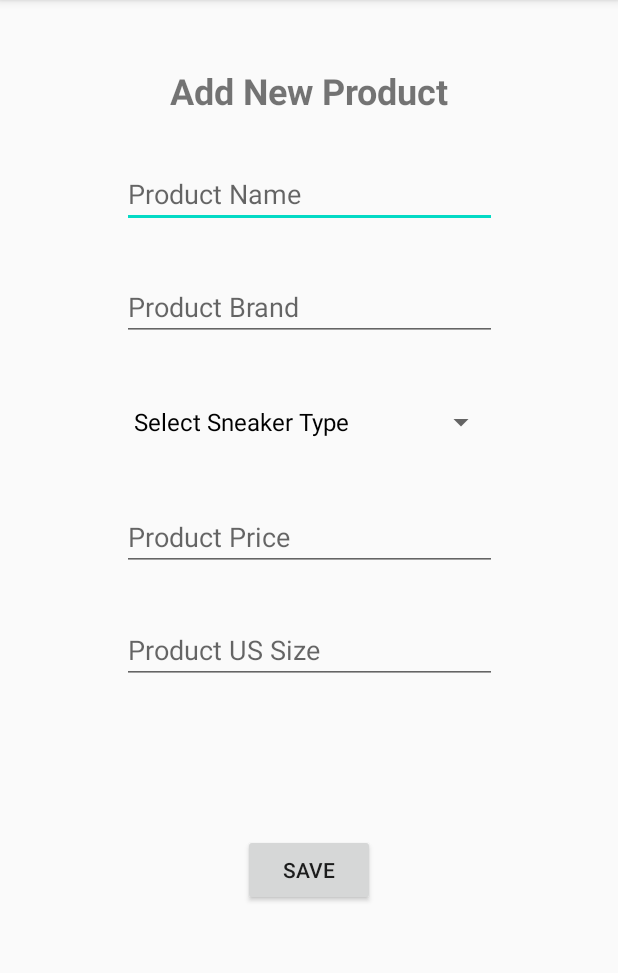
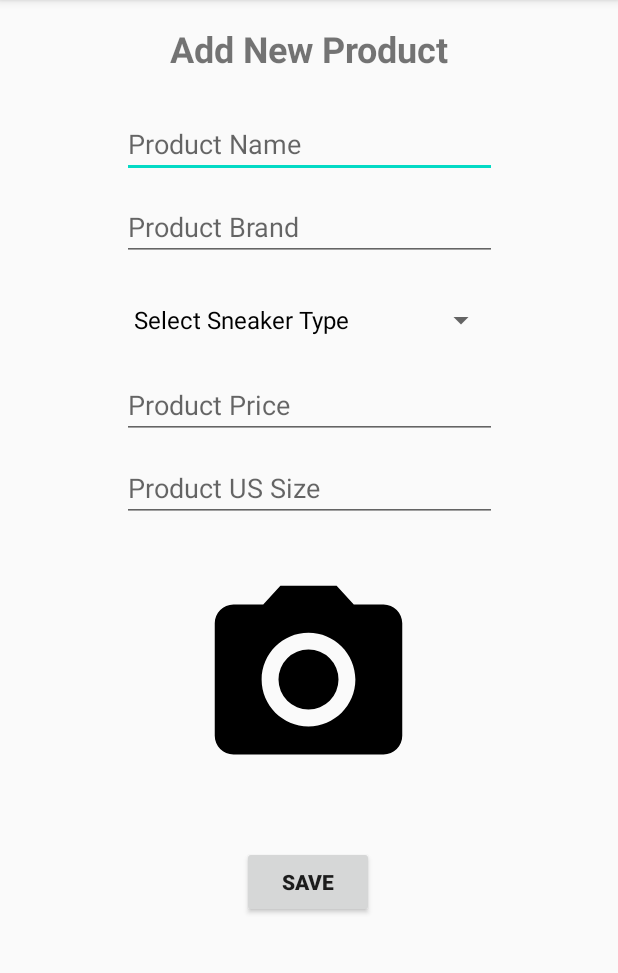
Before and after one commit to jasonn0118/SN34KER_app, an Android app: the fragment ShopFragment placed in its activity, after a tap on "SAVE", on a phone screen of 412 x 824 dp, the part 84-1057 px from its top. Run offline under Robolectric (Android 15) with nearby library versions, the phone set to English and light mode, and no system bars; our stand-ins replace CircleImageView; 1 statement that could not run was skipped.

Commit message:
Save and retrieve Product Image from database

```diff
--- a/app/src/main/java/com/example/sn34ker/DataBaseHelper.java
+++ b/app/src/main/java/com/example/sn34ker/DataBaseHelper.java
@@ -5,14 +5,20 @@ import android.content.Context;
 import android.database.Cursor;
 import android.database.sqlite.SQLiteDatabase;
 import android.database.sqlite.SQLiteOpenHelper;
-
+import android.graphics.Bitmap;
+import android.graphics.BitmapFactory;
+import android.util.Log;
 import androidx.annotation.Nullable;
 
+import com.example.sn34ker.datamodels.ProductModel;
+
+import java.io.ByteArrayOutputStream;
 import java.util.ArrayList;
-import java.util.List;
 
 public class DataBaseHelper extends SQLiteOpenHelper {
 
+
+    private static final int DATABASE_VERSION = 2;
 
     public static final String PRODUCT_TABLE = "PRODUCT_TABLE";
     public static final String COLUMN_PRODUCT_NAME = "PRODUCT_NAME";
@@ -22,9 +28,14 @@ public class DataBaseHelper extends SQLiteOpenHelper {
     public static final String COLUMN_PRODUCT_US_SIZE = "PRODUCT_US_SIZE";
     public static final String COLUMN_PRODUCT_UPDATE_DATE = "PRODUCT_UPDATE_DATE";
     public static final String COLUMN_PRODUCT_ID = "PRODUCT_ID";
+    public static final String COLUMN_PRODUCT_IMAGE = "PRODUCT_IMAGE";
+    private ByteArrayOutputStream byteArrayOutputStream;
+    private byte[] imageInBytes;
+
+    private static final String DATABASE_ALTER_IMAGE = "ALTER TABLE " + PRODUCT_TABLE + " ADD COLUMN " + COLUMN_PRODUCT_IMAGE + " BLOB";
 
     public DataBaseHelper(@Nullable Context context) {
-        super(context, "sn34ker.db", null, 1);
+        super(context, "sn34ker.db", null, DATABASE_VERSION);
     }
 
     // This is called the first time a db is accessed. There should be code in here to create a new db.
@@ -39,15 +50,25 @@ public class DataBaseHelper extends SQLiteOpenHelper {
     // This is called if the db version number changes. It prevents previous users apps from breaking when you change the db design.
     @Override
     public void onUpgrade(SQLiteDatabase db, int oldVersion, int newVersion) {
-
+        //Updated database modeling
+        if(oldVersion<2){
+            db.execSQL(DATABASE_ALTER_IMAGE);
+        }
     }
 
     public boolean addOne(ProductModel productModel){
 
         SQLiteDatabase db = this.getWritableDatabase();
         ContentValues cv = new ContentValues();
+        Bitmap imageToStoreBitmap = productModel.getProduct_image();
+
+        byteArrayOutputStream = new ByteArrayOutputStream();
+        //Converting image
+        imageToStoreBitmap.compress(Bitmap.CompressFormat.JPEG, 20, byteArrayOutputStream);
+        imageInBytes = byteArrayOutputStream.toByteArray();
 
         cv.put(COLUMN_PRODUCT_NAME, productModel.getName());
+        cv.put(COLUMN_PRODUCT_IMAGE, imageInBytes);
         cv.put(COLUMN_PRODUCT_BRAND, productModel.getBrand());
         cv.put(COLUMN_PRODUCT_TYPE, productModel.getType());
         cv.put(COLUMN_PRODUCT_PRICE, productModel.getCA_price());
@@ -64,40 +85,6 @@ public class DataBaseHelper extends SQLiteOpenHelper {
         }
     }
 
-    //Get every product list.
-    public List<ProductModel> getEveryThing(){
-        List<ProductModel> returnList = new ArrayList<>();
-
-        //Get Product data from our data base.
-        String queryString = "SELECT * FROM " + PRODUCT_TABLE;
-        SQLiteDatabase db = this.getReadableDatabase();
-
-        Cursor cursor = db.rawQuery(queryString, null);
-
-        if(cursor.moveToFirst()) {
-            // loop through the result
-            do{
-                int productId = cursor.getInt(0);
-                String productName = cursor.getString(1);
-                String productBrand = cursor.getString(2);
-                String productType = cursor.getString(3);
-                Double productPrice = cursor.getDouble(4);
-                Double productSize = cursor.getDouble(5);
-                String productUpdateDate = cursor.getString(6);
-
-                ProductModel myProduct = new ProductModel(productId, productName, productBrand, productType, productPrice, productSize, productUpdateDate);
-                returnList.add(myProduct);
-            } while(cursor.moveToNext());
-        } else {
-            //failure. do not add anything at this point.
-        }
-
-        cursor.close();
-        db.close();
-
-        return returnList;
-    }
-
     public Cursor readAllProductData(){
         String queryString = "SELECT * FROM " + PRODUCT_TABLE;
         SQLiteDatabase db = this.getReadableDatabase();
@@ -107,4 +94,44 @@ public class DataBaseHelper extends SQLiteOpenHelper {
         }
         return cursor;
     }
+
+    public ArrayList<ProductModel> getAllProductData(){
+        try{
+            String queryString = "SELECT * FROM " + PRODUCT_TABLE;
+            SQLiteDatabase db = this.getReadableDatabase();
+            ArrayList<ProductModel> productModelArrayList = new ArrayList<>();
+
+            Cursor objectCursor = db.rawQuery(queryString, null);
+            if(objectCursor.getCount() != 0){
+                while(objectCursor.moveToNext()){
+                    int productId = objectCursor.getInt(0);
+                    String productName = objectCursor.getString(1);
+                    String productBrand = objectCursor.getString(2);
+                    String productType = objectCursor.getString(3);
+                    Double productPrice = objectCursor.getDouble(4);
+                    Double productSize = objectCursor.getDouble(5);
+                    String productUpdateDate = objectCursor.getString(6);
+                    byte[] productImage = objectCursor.getBlob(7);
+
+                    Bitmap objectBitMap = BitmapFactory.decodeByteArray(productImage, 0, productImage.length);
+
+                    productModelArrayList.add(new ProductModel(productId, objectBitMap, productName, productBrand, productType, productPrice, productSize, productUpdateDate));
+                }
+
+                return  productModelArrayList;
+            } else{
+                Log.d("DATABASE HELPER", "Did not call the getAllData method.");
+                return null;
+            }
+
+        } catch (Exception ex) {
+            Log.d("DATABASE HELPER", ex.getMessage());
+            return null;
+        }
+    }
+
+    public void deleteAllData(){
+        SQLiteDatabase db = this.getWritableDatabase();
+        db.execSQL("DELETE FROM "+PRODUCT_TABLE);
+    }
 }
--- a/app/src/main/java/com/example/sn34ker/HomeFragment.java
+++ b/app/src/main/java/com/example/sn34ker/HomeFragment.java
@@ -4,6 +4,7 @@ import android.os.Bundle;
 import android.view.LayoutInflater;
 import android.view.View;
 import android.view.ViewGroup;
+import android.widget.Button;
 import android.widget.ImageView;
 import android.widget.ViewFlipper;
 
@@ -12,8 +13,10 @@ import androidx.fragment.app.Fragment;
 
 public class HomeFragment extends Fragment {
 
+    DataBaseHelper dbHelper;
     View v;
     ViewFlipper imageFlip;
+    Button btnDelete;
 
     public HomeFragment(){
 
@@ -26,8 +29,16 @@ public class HomeFragment extends Fragment {
         super.onCreate(savedInstanceState);
 
         int img[] = {R.drawable.rsx, R.drawable.yeezy, R.drawable.nikeaf, R.drawable.jair, R.drawable.jretro};
+        btnDelete = v.findViewById(R.id.btnDeleteAll);
+        imageFlip = v.findViewById(R.id.imageFlipper);
 
-        imageFlip = v.findViewById(R.id.imageFlipper);
+        btnDelete.setOnClickListener(new View.OnClickListener() {
+            @Override
+            public void onClick(View v) {
+                dbHelper = new DataBaseHelper(getActivity());
+                dbHelper.deleteAllData();
+            }
+        });
 
         for (int i = 0; i < img.length; i++){
             flipperImages(img[i]);
--- a/app/src/main/java/com/example/sn34ker/MainActivity.java
+++ b/app/src/main/java/com/example/sn34ker/MainActivity.java
@@ -32,6 +32,7 @@ public class MainActivity extends AppCompatActivity {
             switch (item.getItemId()){
                 case R.id.AddProduct:
                     startActivity(new Intent(getApplicationContext(), ProductAddActivity.class));
+                    finish();
                     break;
                 case R.id.home:
                     selectedFragment = new HomeFragment();
--- a/app/src/main/java/com/example/sn34ker/ProductAdapter.java
+++ b/app/src/main/java/com/example/sn34ker/ProductAdapter.java
@@ -1,6 +1,7 @@
 package com.example.sn34ker;
 
 import android.content.Context;
+import android.database.sqlite.SQLiteDatabase;
 import android.util.Log;
 import android.view.LayoutInflater;
 import android.view.View;
@@ -16,6 +17,7 @@ import androidx.fragment.app.Fragment;
 import androidx.recyclerview.widget.RecyclerView;
 
 import com.bumptech.glide.Glide;
+import com.example.sn34ker.datamodels.ProductModel;
 
 import java.util.ArrayList;
 
@@ -23,69 +25,49 @@ import de.hdodenhof.circleimageview.CircleImageView;
 
 public class ProductAdapter extends RecyclerView.Adapter<ProductAdapter.ProductViewHolder> {
 
-    private Context context;
-//    Fragment fragment;
-    private ArrayList product_name, product_brand, product_img, product_price;
-    Animation translate_anim;
     private static final String TAG = "Product Adapter";
 
-    // TODO: img handle.
-    public ProductAdapter(Context context, ArrayList product_name, ArrayList product_brand, ArrayList product_price) {
-        this.context = context;
-//        this.fragment = fragment;
-        this.product_name = product_name;
-        this.product_brand = product_brand;
-//        this.product_img = product_img;
-        this.product_price = product_price;
+    private ArrayList<ProductModel> productModelList;
+
+    public ProductAdapter(ArrayList<ProductModel> productModelList) {
+        this.productModelList = productModelList;
     }
 
     @NonNull
     @Override
     public ProductViewHolder onCreateViewHolder(@NonNull ViewGroup parent, int viewType) {
-        LayoutInflater inflater = LayoutInflater.from(context);
-        View view = inflater.inflate(R.layout.single_sneaker, parent, false);
-
-        return new ProductViewHolder(view);
+        return new ProductViewHolder(LayoutInflater.from(parent.getContext())
+                .inflate(R.layout.single_sneaker, parent, false));
     }
 
     @Override
-    public void onBindViewHolder(@NonNull ProductViewHolder holder, final int position) {
-        holder.txtProductName.setText(String.valueOf(product_name.get(position)));
-        holder.txtProductBrand.setText(String.valueOf(product_brand.get(position)));
-        holder.txtProductPrice.setText(String.valueOf(product_price.get(position)));
-
-//        Glide.with(context)
-//                .asBitmap()
-//                .load()
-
-//        holder.productCirImg.setOnClickListener(new View.OnClickListener() {
-//            @Override
-//            public void onClick(View v) {
-//                Log.d(TAG, "onClick: clicked img. " + product_name.get(position));
-//                Toast.makeText(context, "product: "+product_name.get(position) , Toast.LENGTH_SHORT).show();
-//            }
-//        });
+    public void onBindViewHolder(@NonNull ProductViewHolder holder, int position) {
+        ProductModel productModel = productModelList.get(position);
+        holder.txtProductName.setText(productModel.getName());
+        holder.txtProductBrand.setText(productModel.getBrand());
+        holder.txtProductPrice.setText(String.valueOf(productModel.getCA_price()));
+        holder.productCirImg.setImageBitmap(productModel.getProduct_image());
     }
 
     @Override
     public int getItemCount() {
-        return product_name.size();
+
+        return null != productModelList ? productModelList.size(): 0;
     }
 
-    public class ProductViewHolder extends RecyclerView.ViewHolder {
+
+    public static class ProductViewHolder extends RecyclerView.ViewHolder{
+
         CircleImageView productCirImg;
         TextView txtProductName, txtProductBrand, txtProductPrice;
-        LinearLayout myRowLayout;
 
-        public ProductViewHolder(View itemView){
+        public ProductViewHolder(@NonNull View itemView) {
             super(itemView);
-//            productCirImg = itemView.findViewById(R.id.product_image);
+            productCirImg = itemView.findViewById(R.id.product_image);
             txtProductName = itemView.findViewById(R.id.product_name);
             txtProductBrand = itemView.findViewById(R.id.product_brand);
             txtProductPrice = itemView.findViewById(R.id.product_price);
-            translate_anim = AnimationUtils.loadAnimation(context, R.anim.animation);
-            myRowLayout = itemView.findViewById(R.id.productRowView);
-
         }
     }
+
 }
--- a/app/src/main/java/com/example/sn34ker/ShopFragment.java
+++ b/app/src/main/java/com/example/sn34ker/ShopFragment.java
@@ -7,6 +7,7 @@ import android.view.LayoutInflater;
 import android.view.View;
 import android.view.ViewGroup;
 import android.widget.ArrayAdapter;
+import android.widget.Button;
 import android.widget.ListView;
 import android.widget.Toast;
 
@@ -19,57 +20,42 @@ import java.util.ArrayList;
 import java.util.List;
 
 public class ShopFragment extends Fragment {
-    DataBaseHelper db;
+    DataBaseHelper dbHelper;
     RecyclerView product_recyclerView;
-    ArrayList<String> product_name, product_brand, product_price;
+//    ArrayList<String> product_name, product_brand, product_price;
+//    ArrayList<Byte[]> product_img;
     ProductAdapter productAdapter;
     private static final String TAG = "SHOP FRAGMENT";
 
     @Nullable
     @Override
     public View onCreateView(LayoutInflater inflater, @Nullable ViewGroup container, @Nullable Bundle savedInstanceState) {
+        try{
             View rootView = inflater.inflate(R.layout.fragment_shop, container, false);
 
             product_recyclerView = rootView.findViewById(R.id.recycleView_Product);
-        db = new DataBaseHelper(getActivity());
-        product_name = new ArrayList<>();
-        product_brand = new ArrayList<>();
-        product_price = new ArrayList<>();
+            dbHelper = new DataBaseHelper(getActivity());
 
-        storeProductDataInArrays();
-        productAdapter = new ProductAdapter(getActivity(), product_name, product_brand, product_price);
-        product_recyclerView.setAdapter(productAdapter);
-        Log.e(TAG,"ERROR OCCUR");
-        product_recyclerView.setLayoutManager(new LinearLayoutManager(getActivity(),LinearLayoutManager.HORIZONTAL,false));
-
+            //Get all Product data from db.
+            getData(rootView);
 
 
             return rootView;
-
-    }
-    public void storeProductDataInArrays(){
-        Log.d(TAG, "I'm in the storeProduct method.");
-        Cursor cursor = db.readAllProductData();
-        try{
-            //TODO: make null point.
-            if(cursor.getCount()==0){
-                Toast.makeText(getActivity(), "Nothing on the list", Toast.LENGTH_SHORT).show();
-            }
-            //if there are data in the Product table.
-            else {
-                Log.d(TAG, "Adding data smoothly");
-                while(cursor.moveToNext()){
-                    //column index
-                    product_name.add(cursor.getString(1));
-                    product_brand.add(cursor.getString(2));
-                    product_price.add(cursor.getString(4));
-                    Log.d(TAG, "Product Name: " + product_name);
+        }catch(Exception ex){
+            Log.d("SHOP FRAGMENT", ex.getMessage());
+            return null;
         }
     }
 
+    public void getData(View view){
+        try {
+            productAdapter = new ProductAdapter(dbHelper.getAllProductData());
+            product_recyclerView.setAdapter(productAdapter);
+            product_recyclerView.setLayoutManager(new LinearLayoutManager(getActivity(),LinearLayoutManager.HORIZONTAL,false));
 
-        }catch(Exception ex){
-            Toast.makeText(getActivity(), "Something went wrong." + ex.getMessage(), Toast.LENGTH_SHORT).show();
+        } catch (Exception ex){
+            Toast.makeText(getActivity(), ex.getMessage(), Toast.LENGTH_SHORT).show();
         }
     }
+
 }
--- a/app/src/main/java/com/example/sn34ker/ProductModel.java
+++ b/app/src/main/java/com/example/sn34ker/datamodels/ProductModel.java
@@ -1,4 +1,6 @@
-package com.example.sn34ker;
+package com.example.sn34ker.datamodels;
+
+import android.graphics.Bitmap;
 
 import java.util.Date;
 
@@ -10,9 +12,11 @@ public class ProductModel {
     private double CA_price;
     private double US_Size;
     private String updatedDate;
+    private Bitmap product_image;
 
-    public ProductModel(int id, String name, String brand, String type, double CA_price, double US_Size, String updatedDate) {
+    public ProductModel(int id, Bitmap product_image, String name, String brand, String type, double CA_price, double US_Size, String updatedDate) {
         this.id = id;
+        this.product_image = product_image;
         this.name = name;
         this.brand = brand;
         this.type = type;
@@ -81,6 +85,14 @@ public class ProductModel {
         this.updatedDate = updatedDate;
     }
 
+    public Bitmap getProduct_image() {
+        return product_image;
+    }
+
+    public void setProduct_image(Bitmap product_image) {
+        this.product_image = product_image;
+    }
+
     @Override
     public String toString() {
         return "ProductModel{" +
@@ -90,7 +102,8 @@ public class ProductModel {
                 ", type='" + type + '\'' +
                 ", CA_price=" + CA_price +
                 ", US_Size=" + US_Size +
-                ", updatedDate=" + updatedDate +
+                ", updatedDate='" + updatedDate + '\'' +
+                ", product_image=" + product_image +
                 '}';
     }
 }
--- /dev/null
+++ b/app/src/main/res/drawable/picture_here.xml
@@ -0,0 +1,5 @@
+<vector android:height="100dp" android:viewportHeight="24.0"
+    android:viewportWidth="24.0" android:width="100dp" xmlns:android="http://schemas.android.com/apk/res/android">
+    <path android:fillColor="#FF000000" android:pathData="M12,12m-3.2,0a3.2,3.2 0,1 1,6.4 0a3.2,3.2 0,1 1,-6.4 0"/>
+    <path android:fillColor="#FF000000" android:pathData="M9,2L7.17,4L4,4c-1.1,0 -2,0.9 -2,2v12c0,1.1 0.9,2 2,2h16c1.1,0 2,-0.9 2,-2L22,6c0,-1.1 -0.9,-2 -2,-2h-3.17L15,2L9,2zM12,17c-2.76,0 -5,-2.24 -5,-5s2.24,-5 5,-5 5,2.24 5,5 -2.24,5 -5,5z"/>
+</vector>
--- a/app/src/main/res/layout/activity_product_add.xml
+++ b/app/src/main/res/layout/activity_product_add.xml
@@ -4,6 +4,7 @@
     xmlns:tools="http://schemas.android.com/tools"
     android:layout_width="match_parent"
     android:layout_height="match_parent"
+    android:visibility="visible"
     tools:context=".ProductAddActivity">
 
     <TextView
@@ -11,18 +12,18 @@
         android:layout_width="wrap_content"
         android:layout_height="wrap_content"
         android:text="@string/txtAddProduct"
+        android:textSize="24sp"
         android:textStyle="bold"
-        android:textSize="24sp"
         app:layout_constraintBottom_toBottomOf="parent"
         app:layout_constraintEnd_toEndOf="parent"
         app:layout_constraintStart_toStartOf="parent"
         app:layout_constraintTop_toTopOf="parent"
-        app:layout_constraintVertical_bias="0.060000002" />
+        app:layout_constraintVertical_bias="0.022" />
 
     <EditText
         android:id="@+id/etProductName"
         android:layout_width="250dp"
-        android:layout_height="wrap_content"
+        android:layout_height="40dp"
         android:layout_marginTop="30dp"
         android:ems="10"
         android:hint="@string/etProductName"
@@ -34,8 +35,8 @@
     <EditText
         android:id="@+id/etProductBrand"
         android:layout_width="250dp"
-        android:layout_height="wrap_content"
-        android:layout_marginTop="30dp"
+        android:layout_height="40dp"
+        android:layout_marginTop="15dp"
         android:ems="10"
         android:hint="@string/etProductBrand"
         android:inputType="textPersonName"
@@ -47,7 +48,7 @@
         android:id="@+id/spProductType"
         android:layout_width="250dp"
         android:layout_height="wrap_content"
-        android:layout_marginTop="30dp"
+        android:layout_marginTop="15dp"
         app:layout_constraintEnd_toEndOf="parent"
         app:layout_constraintStart_toStartOf="parent"
         app:layout_constraintTop_toBottomOf="@+id/etProductBrand" />
@@ -55,8 +56,8 @@
     <EditText
         android:id="@+id/etProcuctPrice"
         android:layout_width="250dp"
-        android:layout_height="wrap_content"
-        android:layout_marginTop="30dp"
+        android:layout_height="40dp"
+        android:layout_marginTop="15dp"
         android:ems="10"
         android:hint="@string/etProductPrice"
         android:inputType="numberDecimal"
@@ -67,8 +68,8 @@
     <EditText
         android:id="@+id/etProductUsSize"
         android:layout_width="250dp"
-        android:layout_height="wrap_content"
-        android:layout_marginTop="30dp"
+        android:layout_height="40dp"
+        android:layout_marginTop="15dp"
         android:ems="10"
         android:hint="@string/etProductUsSize"
         android:inputType="numberDecimal"
@@ -76,14 +77,28 @@
         app:layout_constraintStart_toStartOf="parent"
         app:layout_constraintTop_toBottomOf="@+id/etProcuctPrice" />
 
+    <ImageView
+        android:id="@+id/imgProduct"
+        android:layout_width="150dp"
+        android:layout_height="150dp"
+        android:layout_marginTop="30dp"
+        android:onClick="chooseImage"
+        android:src="@drawable/picture_here"
+        app:layout_constraintEnd_toEndOf="parent"
+        app:layout_constraintHorizontal_bias="0.498"
+        app:layout_constraintStart_toStartOf="parent"
+        app:layout_constraintTop_toBottomOf="@+id/etProductUsSize" />
+
     <Button
         android:id="@+id/btnSaveProduct"
         android:layout_width="wrap_content"
         android:layout_height="wrap_content"
-        android:layout_marginTop="100dp"
+        android:layout_marginTop="36dp"
         android:text="@string/btnSaveProduct"
+        android:textStyle="bold"
         app:layout_constraintEnd_toEndOf="parent"
+        app:layout_constraintHorizontal_bias="0.498"
         app:layout_constraintStart_toStartOf="parent"
-        app:layout_constraintTop_toBottomOf="@+id/etProductUsSize" />
+        app:layout_constraintTop_toBottomOf="@+id/imgProduct" />
 
 </androidx.constraintlayout.widget.ConstraintLayout>
--- a/app/src/main/res/layout/fragment_shop.xml
+++ b/app/src/main/res/layout/fragment_shop.xml
@@ -35,4 +35,6 @@
 
 
     </androidx.recyclerview.widget.RecyclerView>
+
+
 </androidx.constraintlayout.widget.ConstraintLayout>
--- a/app/src/main/res/values/strings.xml
+++ b/app/src/main/res/values/strings.xml
@@ -18,6 +18,7 @@
     <string name="etProductUsSize">Product US Size</string>
     <string name="btnSaveProduct">Save</string>
     <string name="devsTxtView">Our Developers</string>
+    <string name="btnSelectProduct">Select Picture</string>
 
     <string-array name="sneakerType">
         <item>Athletic Kick</item>
```
Also changed, not shown: app/src/main/java/com/example/sn34ker/ProductAddActivity.java (+43 -10 lines), app/src/main/res/layout/fragment_home.xml (+10 -0 lines), app/src/main/Product_default-playstore.png (added). Lines whose indentation alone changed are shown as unchanged.
